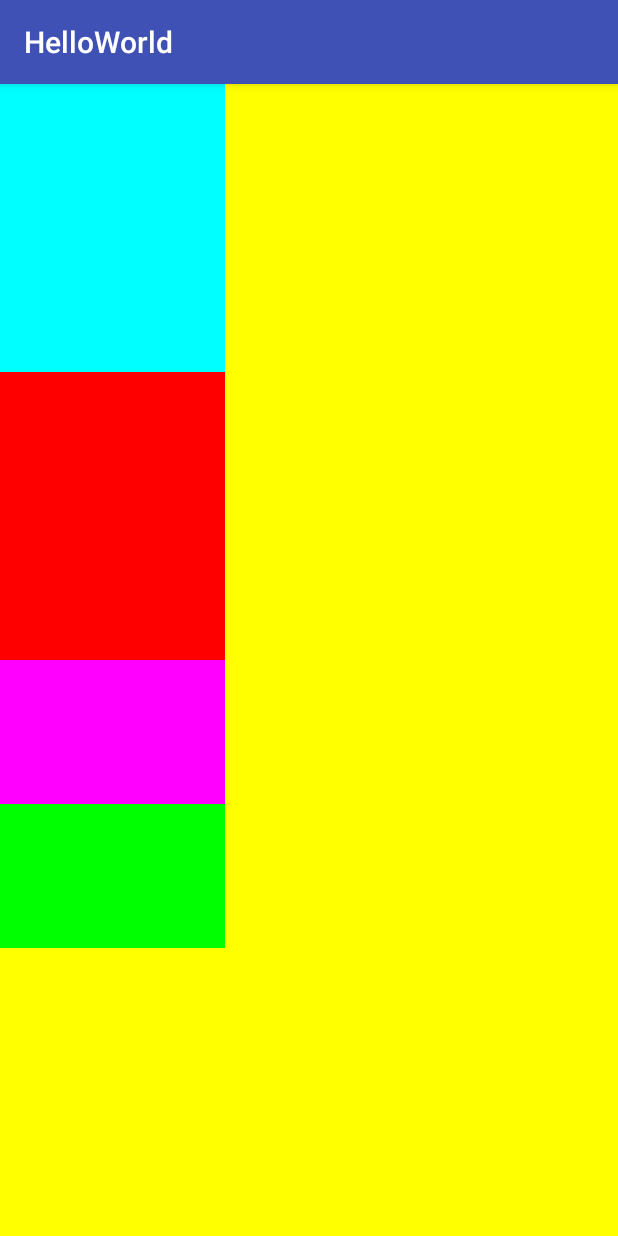
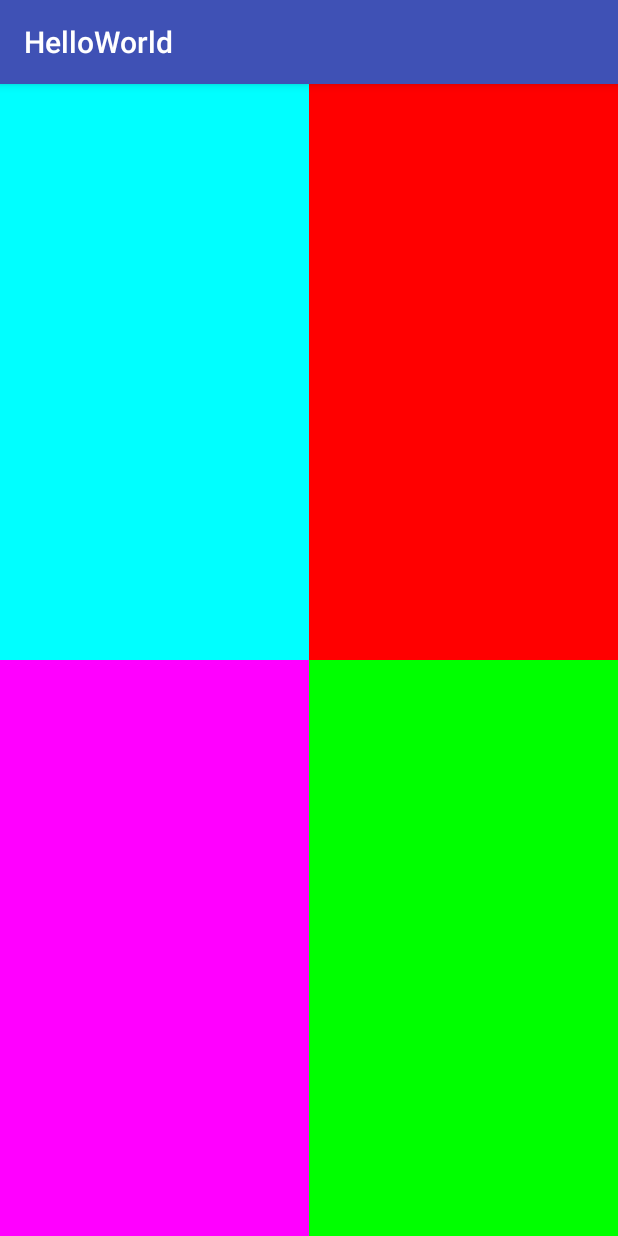
Before and after one commit to wxf22105/Test2, an Android app: the screen it shows after launch (XMyActivity), on a phone screen of 412 x 824 dp. Run offline under Robolectric (Android 15) with nearby library versions, the phone set to English and light mode, and no system bars.

Commit message:
030B Nested weights are bad for performance

```diff
--- a/app/src/main/res/layout/activity_xmy.xml
+++ b/app/src/main/res/layout/activity_xmy.xml
@@ -5,38 +5,50 @@
     android:layout_height="match_parent"
     android:background= "@color/xYellow"
     android:orientation = "vertical"
-    android:weightSum = "8"
     >
-    <!-- android:weightSum = "5" -->
+
+    <LinearLayout
+    android:layout_weight="1"
+    android:layout_width="match_parent"
+    android:layout_height="0dp"
+    android:background = "#000">
 
         <View
-            android:layout_width="150dp"
-            android:layout_height="0dp"
-            android:layout_weight="2"
+            android:layout_weight="1"
+            android:layout_width="0dp"
+            android:layout_height="match_parent"
             android:background = "#0FF"
         />
-        <!-- android:layout_weight="3" -->
-
 
         <View
-            android:layout_width="150dp"
-            android:layout_height="0dp"
-            android:layout_weight="2"
+            android:layout_weight="1"
+            android:layout_width="0dp"
+            android:layout_height="match_parent"
             android:background = "#F00"
          />
 
+    </LinearLayout>
+
+    <LinearLayout
+    android:layout_weight="1"
+    android:layout_width="match_parent"
+    android:layout_height="0dp"
+    android:background = "#FFF">
+
         <View
-            android:layout_width="150dp"
-            android:layout_height="0dp"
             android:layout_weight="1"
+            android:layout_width="0dp"
+            android:layout_height="match_parent"
             android:background = "#F0F"
             />
 
         <View
-            android:layout_width="150dp"
-            android:layout_height="0dp"
             android:layout_weight="1"
+            android:layout_width="0dp"
+            android:layout_height="match_parent"
             android:background = "#0F0"
             />
 
+    </LinearLayout>
+
 ></LinearLayout>
```
